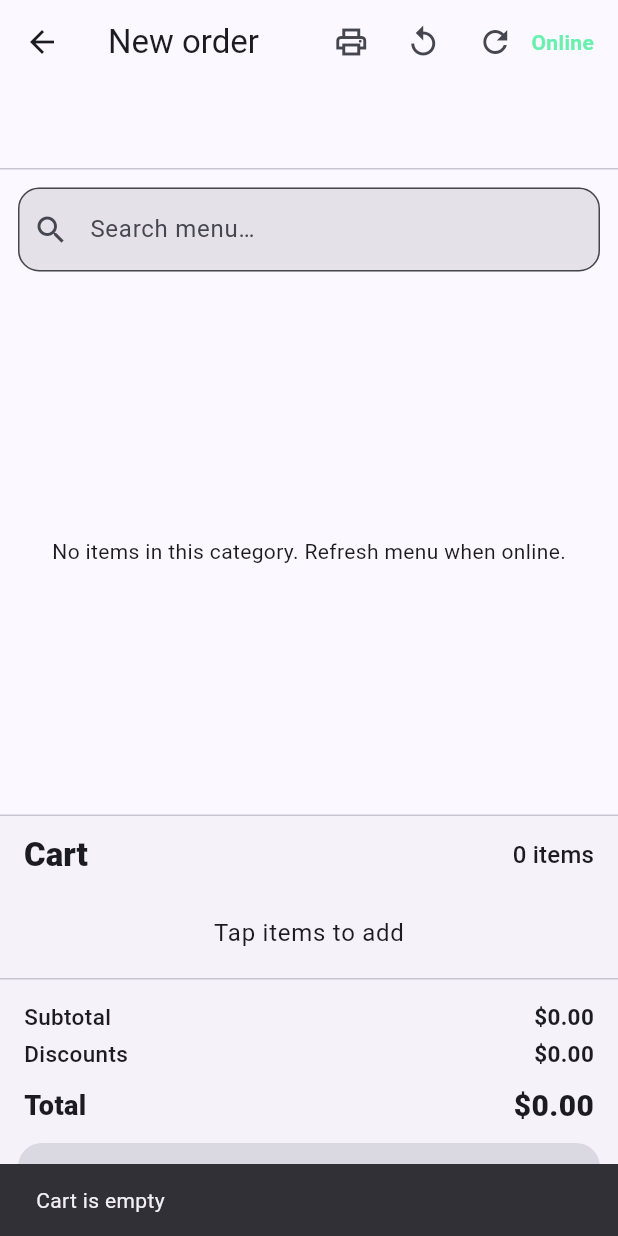
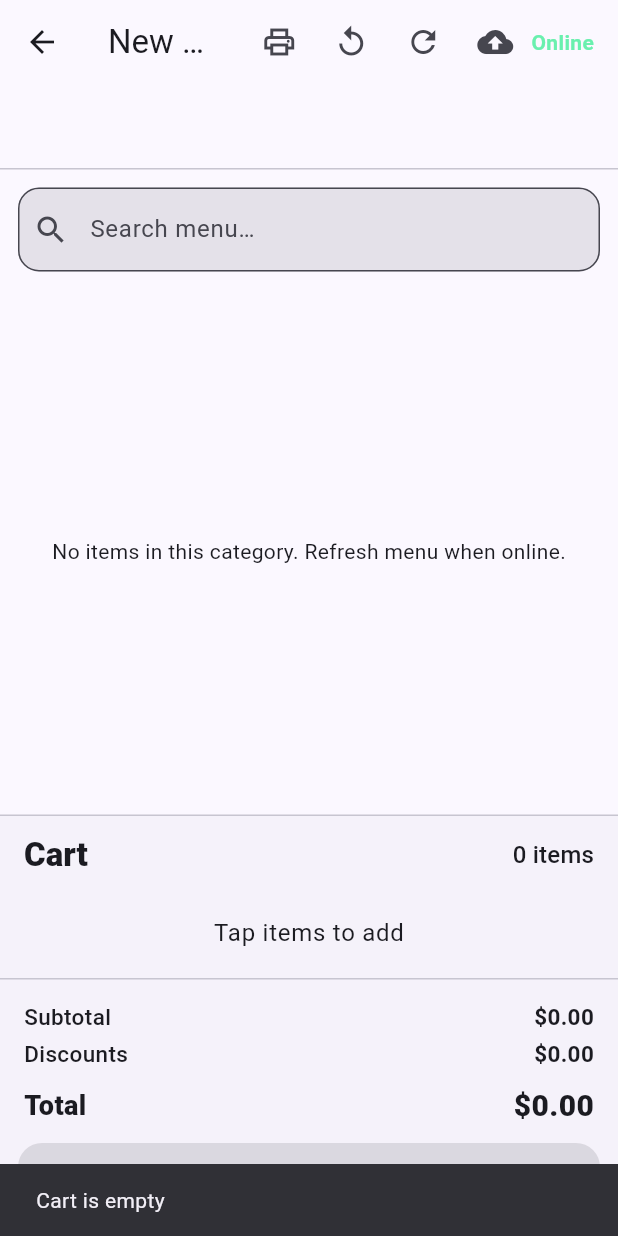
Before and after one commit to shady842/PosTrend, a Flutter app: the OrdersScreen screen opened directly, after a tap on the "print" icon, on a phone screen of 412 x 824 dp. Run offline on Flutter 3.47's test engine with Material 3 defaults, Android fonts, the phone set to English and light mode, and no system bars; our stand-ins replace connectivity_plus, shared_preferences, socket_io_client, sqflite; missing offline and left inert: esc_pos_utils_plus; accounts and stored records are empty.

Commit message:
feat(pos): add explicit sync diagnostics and manual retry in fast order
Made-with: Cursor

```diff
--- a/apps/pos_flutter/lib/data/local/sync_outbox_repository.dart
+++ b/apps/pos_flutter/lib/data/local/sync_outbox_repository.dart
@@ -3,6 +3,16 @@ import 'dart:convert';
 import 'package:sqflite/sqflite.dart';
 
 import 'app_database.dart';
+
+class SyncOutboxDiagnostics {
+  SyncOutboxDiagnostics({
+    required this.pendingCount,
+    required this.latestError,
+  });
+
+  final int pendingCount;
+  final String? latestError;
+}
 
 class SyncOutboxRepository {
   SyncOutboxRepository(this._appDb);
@@ -54,6 +64,25 @@ class SyncOutboxRepository {
       await db.rawQuery('SELECT COUNT(*) FROM sync_outbox WHERE synced = 0'),
     );
     return n ?? 0;
+  }
+
+  Future<SyncOutboxDiagnostics> diagnostics() async {
+    final db = await _db;
+    final pending = Sqflite.firstIntValue(
+          await db.rawQuery('SELECT COUNT(*) FROM sync_outbox WHERE synced = 0'),
+        ) ??
+        0;
+    final rows = await db.rawQuery(
+      '''
+      SELECT last_error
+      FROM sync_outbox
+      WHERE synced = 0 AND last_error IS NOT NULL AND last_error <> ''
+      ORDER BY created_at DESC
+      LIMIT 1
+      ''',
+    );
+    final latest = rows.isEmpty ? null : (rows.first['last_error'] as String?);
+    return SyncOutboxDiagnostics(pendingCount: pending, latestError: latest);
   }
 
   Future<int> countPendingPaymentUi() async {
--- a/apps/pos_flutter/lib/presentation/screens/orders_screen.dart
+++ b/apps/pos_flutter/lib/presentation/screens/orders_screen.dart
@@ -6,6 +6,7 @@ import '../../core/network/connectivity_service.dart';
 import '../../core/storage/local_storage.dart';
 import '../../data/local/app_database.dart';
 import '../../data/local/pos_local_repository.dart';
+import '../../data/local/sync_outbox_repository.dart';
 import '../../domain/entities/cart_line.dart';
 import '../../domain/entities/pos_menu.dart';
 import '../../services/kds_service.dart';
@@ -36,6 +37,8 @@ class _OrdersScreenState extends State<OrdersScreen> {
   bool _loading = true;
   bool _online = true;
   int _pendingOutbox = 0;
+  String? _latestSyncError;
+  bool _syncBusy = false;
   String? _menuSyncedAt;
   Timer? _draftDebounce;
 
@@ -59,6 +62,7 @@ class _OrdersScreenState extends State<OrdersScreen> {
     final cats = await _repo.loadCategories();
     final draft = await _repo.loadDraft();
     final pending = await _repo.countPendingOrders();
+    final diag = await SyncOutboxRepository(_appDb).diagnostics();
     final syncAt = await _repo.getMenuMeta('last_menu_sync_at');
     if (!mounted) return;
     setState(() {
@@ -66,6 +70,7 @@ class _OrdersScreenState extends State<OrdersScreen> {
       _categoryId = cats.isNotEmpty ? cats.first.id : null;
       _lines = draft;
       _pendingOutbox = pending;
+      _latestSyncError = diag.latestError;
       _menuSyncedAt = syncAt;
       _loading = false;
     });
@@ -241,6 +246,7 @@ class _OrdersScreenState extends State<OrdersScreen> {
       await OfflineSyncEngine(LocalStorage(), _appDb).runPush();
     }
     final pending = await _repo.countPendingOrders();
+    final diag = await SyncOutboxRepository(_appDb).diagnostics();
     await _tryAutoPrintOrderAndKitchen(
       lines: captured,
       subtotalCents: subtotal,
@@ -251,6 +257,7 @@ class _OrdersScreenState extends State<OrdersScreen> {
     setState(() {
       _lines.clear();
       _pendingOutbox = pending;
+      _latestSyncError = diag.latestError;
     });
     await _repo.saveDraft([]);
     if (mounted) {
@@ -264,6 +271,27 @@ class _OrdersScreenState extends State<OrdersScreen> {
         ),
       );
     }
+  }
+
+  Future<void> _syncNow() async {
+    if (_syncBusy) return;
+    setState(() => _syncBusy = true);
+    await OfflineSyncEngine(LocalStorage(), _appDb).runPush();
+    final pending = await _repo.countPendingOrders();
+    final diag = await SyncOutboxRepository(_appDb).diagnostics();
+    if (!mounted) return;
+    setState(() {
+      _pendingOutbox = pending;
+      _latestSyncError = diag.latestError;
+      _syncBusy = false;
+    });
+    ScaffoldMessenger.of(context).showSnackBar(
+      SnackBar(
+        content: Text(
+          pending == 0 ? 'All queued orders synced' : '$pending order(s) still queued',
+        ),
+      ),
+    );
   }
 
   Future<void> _tryAutoPrintOrderAndKitchen({
@@ -362,6 +390,17 @@ class _OrdersScreenState extends State<OrdersScreen> {
             tooltip: 'Refresh menu',
             onPressed: _refreshMenu,
             icon: const Icon(Icons.refresh),
+          ),
+          IconButton(
+            tooltip: 'Sync queued orders now',
+            onPressed: _syncBusy ? null : _syncNow,
+            icon: _syncBusy
+                ? const SizedBox(
+                    width: 18,
+                    height: 18,
+                    child: CircularProgressIndicator(strokeWidth: 2),
+                  )
+                : const Icon(Icons.cloud_upload),
           ),
           if (_pendingOutbox > 0)
             Padding(
@@ -617,6 +656,25 @@ class _OrdersScreenState extends State<OrdersScreen> {
             padding: const EdgeInsets.fromLTRB(16, 12, 16, 8),
             child: Column(
               children: [
+                if (_pendingOutbox > 0)
+                  Container(
+                    width: double.infinity,
+                    margin: const EdgeInsets.only(bottom: 10),
+                    padding: const EdgeInsets.all(10),
+                    decoration: BoxDecoration(
+                      color: Theme.of(context).colorScheme.errorContainer,
+                      borderRadius: BorderRadius.circular(10),
+                    ),
+                    child: Text(
+                      _latestSyncError == null
+                          ? 'Pending sync: $_pendingOutbox order(s). Tap cloud-upload to retry now.'
+                          : 'Pending sync: $_pendingOutbox order(s).\nLatest error: $_latestSyncError',
+                      style: TextStyle(
+                        color: Theme.of(context).colorScheme.onErrorContainer,
+                        fontWeight: FontWeight.w600,
+                      ),
+                    ),
+                  ),
                 _totRow('Subtotal', _subtotal),
                 _totRow('Discounts', _discountTotal, neg: true),
                 const SizedBox(height: 6),
```
